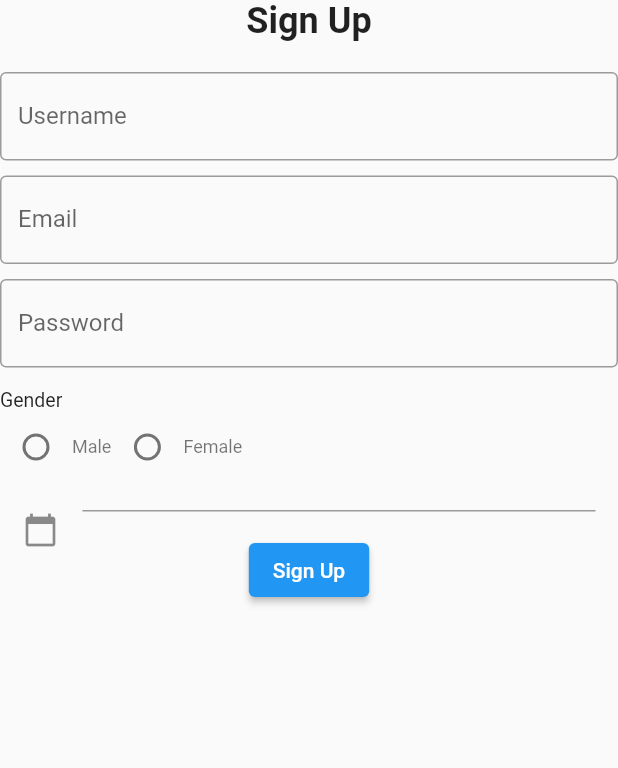
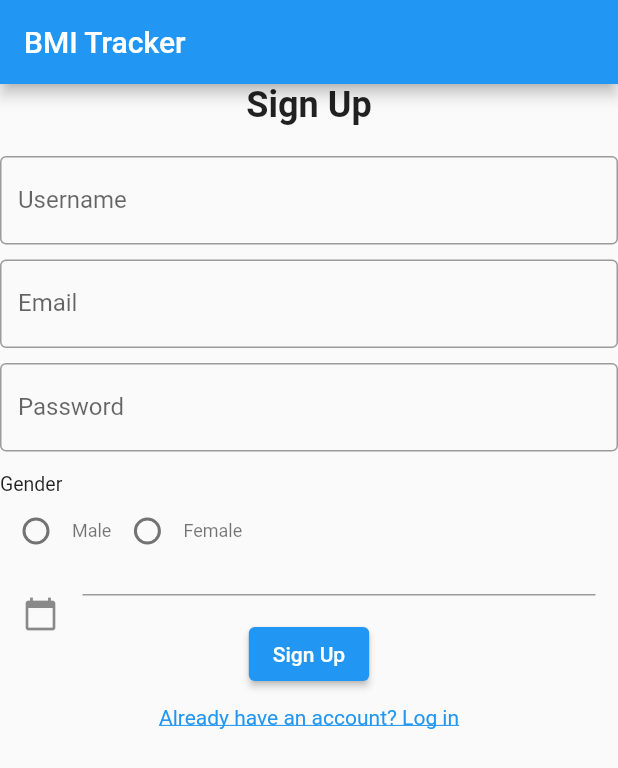
Before and after one commit to SarahCalinagan/cc206-bmi_tracker, a Flutter app: the SignUpPage screen opened directly, on a phone screen of 412 x 824 dp. Shown: the top 768 px of the screen. Run offline on Flutter 3.47's test engine with Material 2 defaults, Android fonts, the phone set to English and light mode, and no system bars.

Commit message:
updated codes

```diff
--- a/lib/features/sign_up.dart
+++ b/lib/features/sign_up.dart
@@ -4,6 +4,13 @@ import 'package:intl/intl.dart';
 
 class SignUpPage extends StatelessWidget {
   SignUpPage({Key? key}) : super(key: key);
+
+  void _navigateToSignUpPage(BuildContext context) {
+    Navigator.push(
+      context,
+      MaterialPageRoute(builder: (context) => LoginPage())
+    );
+  }
 
   final TextEditingController usernameController = TextEditingController();
   final TextEditingController emailController = TextEditingController();
@@ -14,6 +21,9 @@ class SignUpPage extends StatelessWidget {
   @override
   Widget build(BuildContext context) {
     return Scaffold(
+      appBar: AppBar(
+        title: Text('BMI Tracker'),
+      ),
       body: SingleChildScrollView(
         child: Column(
           children: [
@@ -103,12 +113,20 @@ class SignUpPage extends StatelessWidget {
             ),
             SizedBox(height: 20.0),
             ElevatedButton(
-              onPressed: () {
-                // Get the values from the text form fields
-               //ONGOING
-              },
+              onPressed: () {},
               child: Text('Sign Up'),
             ),
+            SizedBox(height: 10),
+            GestureDetector(
+              onTap: () => _navigateToSignUpPage(context),
+              child: const Text(
+                "Already have an account? Log in",
+                style: TextStyle(
+                  color: Colors.blue,
+                  decoration: TextDecoration.underline,
+                ),
+              )
+            )
           ],
         ),
       ),
```
